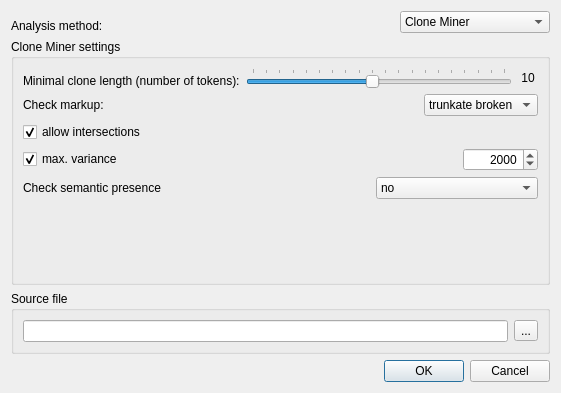
Before: the Qt Designer form doc-clone-miner/qtui/element_miner_settings.ui in spbu-se/pldoctoolkit, drawn with Qt 5.
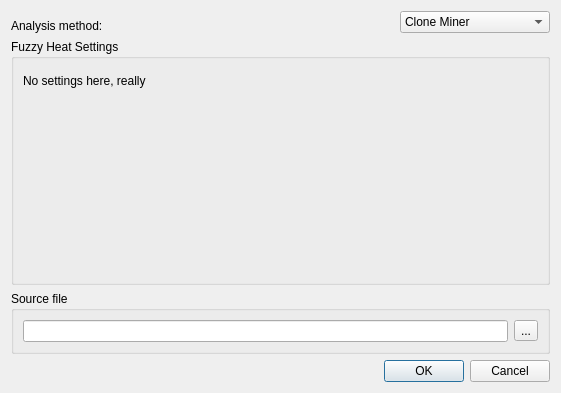
After: the same form once the commit is applied. The open tabs and pages were chosen to show the change.

Commit message: Fuzzy heat integration

The edit to the form file:
```diff
--- a/doc-clone-miner/qtui/element_miner_settings.ui
+++ b/doc-clone-miner/qtui/element_miner_settings.ui
@@ -662,6 +662,77 @@
        </item>
       </layout>
      </widget>
+     <widget class="QWidget" name="page_3">
+      <layout class="QHBoxLayout" name="horizontalLayout_16">
+       <property name="leftMargin">
+        <number>0</number>
+       </property>
+       <property name="topMargin">
+        <number>0</number>
+       </property>
+       <property name="rightMargin">
+        <number>0</number>
+       </property>
+       <property name="bottomMargin">
+        <number>0</number>
+       </property>
+       <item>
+        <widget class="QGroupBox" name="groupBox_4">
+         <property name="title">
+          <string>Fuzzy Heat Settings</string>
+         </property>
+         <layout class="QVBoxLayout" name="verticalLayout_6">
+          <property name="leftMargin">
+           <number>9</number>
+          </property>
+          <property name="rightMargin">
+           <number>9</number>
+          </property>
+          <item>
+           <layout class="QHBoxLayout" name="horizontalLayout_12">
+            <item>
+             <widget class="QLabel" name="label_9">
+              <property name="text">
+               <string>No settings here, really</string>
+              </property>
+              <property name="alignment">
+               <set>Qt::AlignBottom|Qt::AlignLeading|Qt::AlignLeft</set>
+              </property>
+             </widget>
+            </item>
+            <item>
+             <spacer name="horizontalSpacer_9">
+              <property name="orientation">
+               <enum>Qt::Horizontal</enum>
+              </property>
+              <property name="sizeHint" stdset="0">
+               <size>
+                <width>40</width>
+                <height>20</height>
+               </size>
+              </property>
+             </spacer>
+            </item>
+           </layout>
+          </item>
+          <item>
+           <spacer name="verticalSpacer_3">
+            <property name="orientation">
+             <enum>Qt::Vertical</enum>
+            </property>
+            <property name="sizeHint" stdset="0">
+             <size>
+              <width>20</width>
+              <height>40</height>
+             </size>
+            </property>
+           </spacer>
+          </item>
+         </layout>
+        </widget>
+       </item>
+      </layout>
+     </widget>
     </widget>
    </item>
    <item>
```
Left out of the diff: 5 changed lines with no effect on the pictures.
